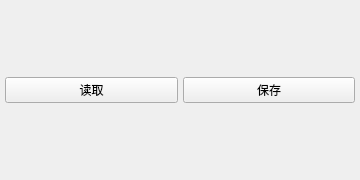
Above: forms/component/tool4loadsave.ui from zephyrrr/Camotics_modbus before the change. Below: the same form after it.
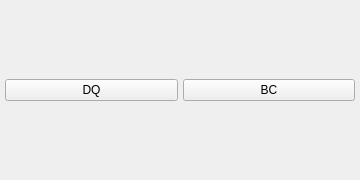
That is the form after the change.

```diff
--- a/forms/component/tool4loadsave.ui
+++ b/forms/component/tool4loadsave.ui
@@ -22,14 +22,14 @@
      <item>
       <widget class="QPushButton" name="btnLoad">
        <property name="text">
-        <string>读取</string>
+        <string>DQ</string>
        </property>
       </widget>
      </item>
      <item>
       <widget class="QPushButton" name="btnSave">
        <property name="text">
-        <string>保存</string>
+        <string>BC</string>
        </property>
       </widget>
      </item>
@@ -37,7 +37,7 @@
    </item>
   </layout>
  </widget>
- <layoutdefault spacing="5" margin="5"/>
- <resources/>
- <connections/>
+ <layoutdefault spacing="5" margin="5" />
+ <resources />
+ <connections />
 </ui>
```
Left out of the diff: 3 changed lines with no effect on the pictures.
